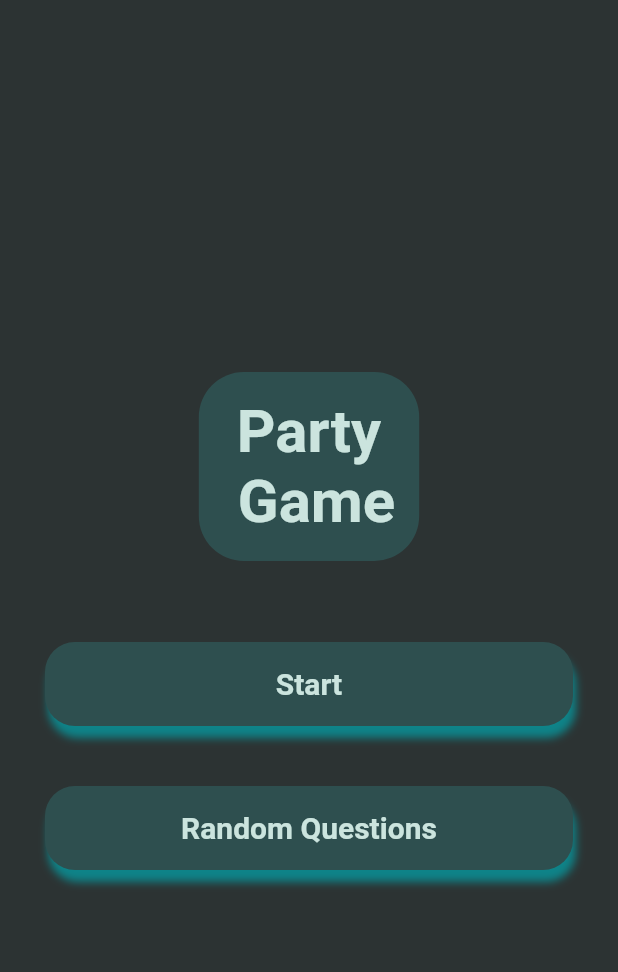
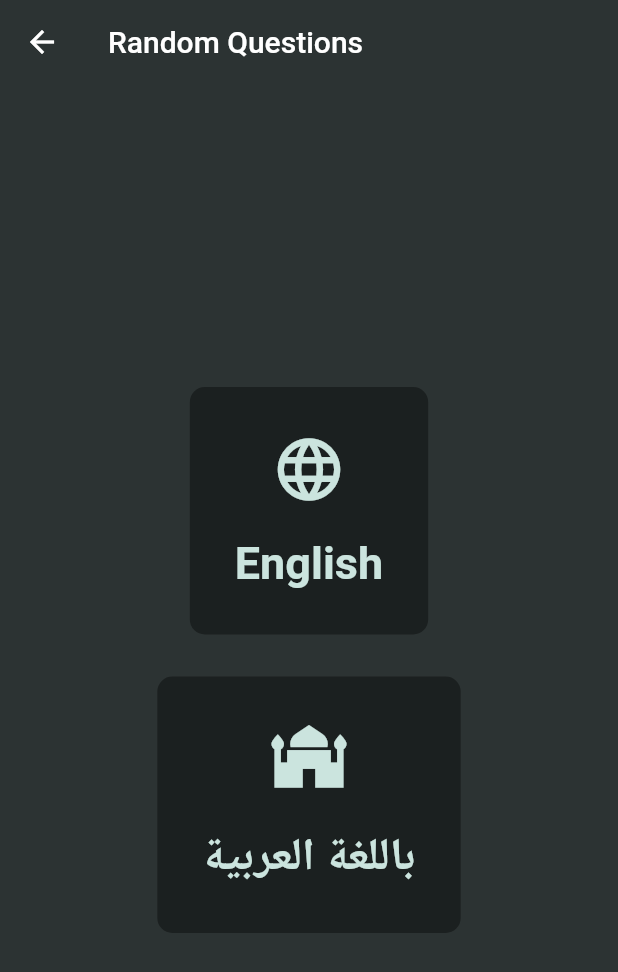
Before and after one commit to eslamelezaby98/trivia_app, a Flutter app: the screen it shows after launch, after a tap on "Random Questions", on a phone screen of 412 x 824 dp. Shown: the top 972 px of the screen. Run offline on Flutter 3.47's test engine with Material 2 defaults, Android fonts, the phone set to English and light mode, and no system bars.

Commit message:
random question

```diff
--- a/lib/config/app_routes/app_routes.dart
+++ b/lib/config/app_routes/app_routes.dart
@@ -1,3 +1,5 @@
 class AppRoutes {
   static const String startScreen = "/startScreen";
+
+  static const String randomQuestionScreen = "/randomQuestionScreen";
 }
--- a/lib/config/app_routes/generate_routes.dart
+++ b/lib/config/app_routes/generate_routes.dart
@@ -1,5 +1,6 @@
 import 'package:flutter/material.dart';
 import 'package:trivia_app/config/app_routes/app_routes.dart';
+import 'package:trivia_app/views/random_questions/random_questions.dart';
 import 'package:trivia_app/views/start_screen/start_screen.dart';
 
 class GenerateRoutes {
@@ -9,6 +10,10 @@ class GenerateRoutes {
         return MaterialPageRoute(
           builder: (context) => const StartScreen(),
         );
+      case AppRoutes.randomQuestionScreen:
+        return MaterialPageRoute(
+          builder: (context) => const RandomQuestionsScreen(),
+        );
     }
     return null;
   }
--- /dev/null
+++ b/lib/views/random_questions/random_questions.dart
@@ -0,0 +1,127 @@
+import 'package:flutter/material.dart';
+import 'package:trivia_app/config/app_theme/app_color.dart';
+
+class RandomQuestionsScreen extends StatelessWidget {
+  const RandomQuestionsScreen({super.key});
+
+  @override
+  Widget build(BuildContext context) {
+    return Scaffold(
+      appBar: AppBar(
+        title: const Text("Random Questions"),
+      ),
+      body: Center(
+        child: Column(
+          mainAxisAlignment: MainAxisAlignment.center,
+          children: [
+            LanguageWidget(
+              icon: Icons.language,
+              ontap: () {},
+              title: "English",
+            ),
+            const SizedBox(height: 20),
+            LanguageWidget(
+              icon: Icons.mosque_sharp,
+              ontap: () {
+                showModalBottomSheet(
+                  backgroundColor: Colors.transparent,
+                  context: context,
+                  builder: (context) {
+                    return Material(
+                      color: AppColor.mainColor,
+                      borderRadius: const BorderRadius.only(
+                        topRight: Radius.circular(10),
+                        topLeft: Radius.circular(10),
+                      ),
+                      child: Column(
+                        children: [
+                          const SizedBox(height: 10),
+                          TextButton.icon(
+                            style: TextButton.styleFrom(
+                              side: const BorderSide(
+                                color: AppColor.textColor,
+                              )
+                            ),
+                            label: const Text(
+                              "Change a question",
+                              style: TextStyle(
+                                color: AppColor.textColor,
+                                fontSize: 20,
+                              ),
+                            ),
+                            onPressed: () {},
+                            icon: const Icon(
+                              Icons.restart_alt_outlined,
+                              size: 30,
+                              color: AppColor.textColor,
+                            ),
+                          ),
+                          const SizedBox(height: 10),
+                          const Text(
+                            "sss",
+                            textAlign: TextAlign.center,
+                            style: TextStyle(
+                              color: AppColor.textColor,
+                              fontSize: 16,
+                            ),
+                          ),
+                        ],
+                      ),
+                    );
+                  },
+                );
+              },
+              title: "باللغة العربية",
+            ),
+          ],
+        ),
+      ),
+    );
+  }
+}
+
+class LanguageWidget extends StatelessWidget {
+  const LanguageWidget({
+    Key? key,
+    required this.icon,
+    required this.ontap,
+    required this.title,
+  }) : super(key: key);
+  final String title;
+  final IconData icon;
+  final Function() ontap;
+
+  @override
+  Widget build(BuildContext context) {
+    return InkWell(
+      onTap: ontap,
+      child: Card(
+        color: Colors.black38,
+        shape: RoundedRectangleBorder(
+          borderRadius: BorderRadius.circular(10),
+        ),
+        child: Padding(
+          padding: const EdgeInsets.all(30.0),
+          child: Column(
+            children: [
+              Icon(
+                icon,
+                size: 50,
+                color: AppColor.textColor,
+              ),
+              const SizedBox(height: 20),
+              Text(
+                title,
+                style: const TextStyle(
+                  fontWeight: FontWeight.bold,
+                  color: AppColor.textColor,
+                  fontSize: 30,
+                ),
+              ),
+            ],
+          ),
+        ),
+      ),
+    );
+  }
+}
--- a/lib/views/start_screen/start_screen.dart
+++ b/lib/views/start_screen/start_screen.dart
@@ -1,4 +1,5 @@
 import 'package:flutter/material.dart';
+import 'package:trivia_app/config/app_routes/app_routes.dart';
 import 'package:trivia_app/config/app_theme/app_color.dart';
 import 'package:trivia_app/views/widgets/custom_button.dart';
 
@@ -47,7 +48,11 @@ class StartScreen extends StatelessWidget {
               //* Random qouestion
               CustomButton(
                 title: "Random Questions",
-                onTap: () {},
+                onTap: () {
+                  Navigator.of(context).pushNamed(
+                    AppRoutes.randomQuestionScreen,
+                  );
+                },
                 btnColor: AppColor.secondColor,
               ),
             ],
--- a/lib/views/widgets/custom_button.dart
+++ b/lib/views/widgets/custom_button.dart
@@ -21,15 +21,8 @@ class CustomButton extends StatelessWidget {
         padding: const EdgeInsets.symmetric(horizontal: 30),
         child: Container(
           decoration: BoxDecoration(
-            color: btnColor,
+            color: Colors.black38,
             borderRadius: BorderRadius.circular(20),
-            boxShadow: const [
-              BoxShadow(
-                color: AppColor.thirdColor,
-                blurRadius: 4,
-                offset: Offset(2, 8),
-              ),
-            ],
           ),
           child: ListTile(
             title: Text(
```
